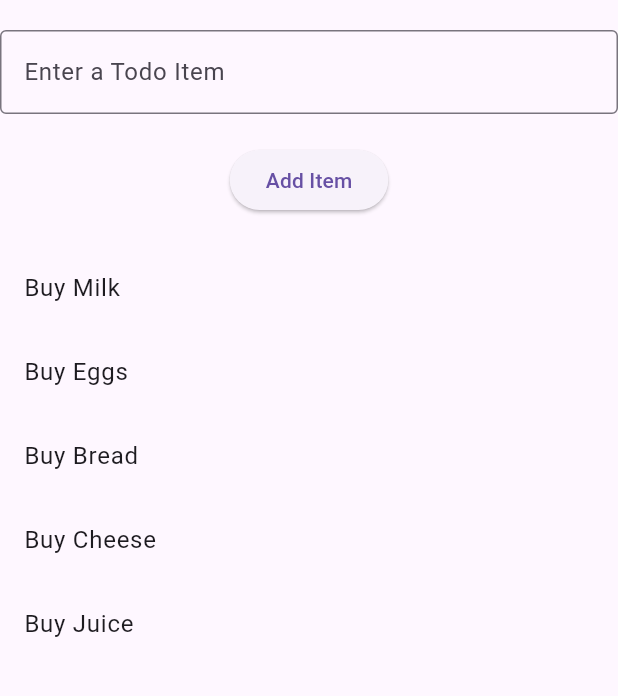
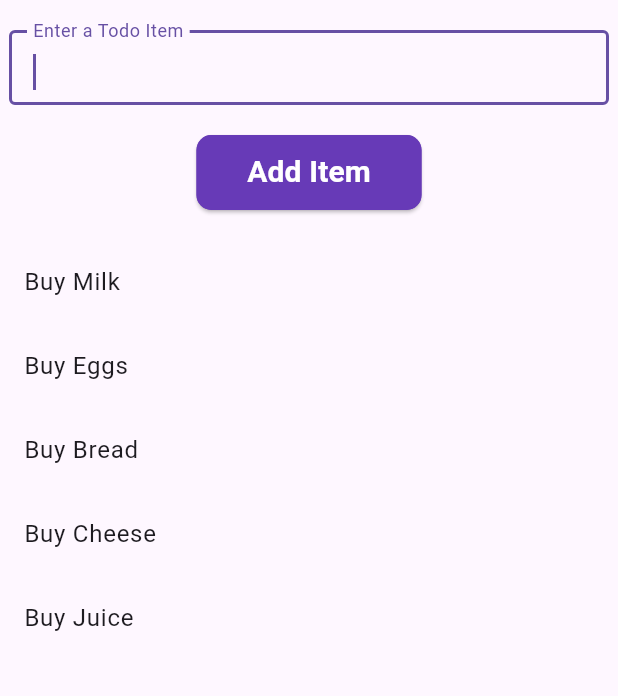
Before and after one commit to AakrishLama/ToDo_List, a Flutter app: the screen it shows after launch, after a tap on "Add Item", on a phone screen of 412 x 824 dp, the part 84-780 px from its top. Run offline on Flutter 3.47's test engine with Material 3 defaults, Android fonts, the phone set to English and light mode, and no system bars; our stand-ins replace google_fonts; Roboto replaces fonts that are missing (Rakkas).

Commit message:
onsubmitted key in text field to enable enter key

```diff
--- a/todo_list/lib/imput.dart
+++ b/todo_list/lib/imput.dart
@@ -3,17 +3,25 @@ import 'package:flutter/material.dart';
 class Input extends StatelessWidget {
   // controller for the text field
   final TextEditingController inputController;
+  // callback function to be called when the user submits the input
+  final VoidCallback? onSubmit;
 
-
-  const Input({super.key, required this.inputController});
+  const Input({super.key, required this.inputController, this.onSubmit});
 
   @override
   Widget build(BuildContext context) {
-    return TextField(
-      controller: inputController,
-      decoration: InputDecoration(
-        border: OutlineInputBorder(),
-        labelText: 'Enter a Todo Item',
+    return SizedBox(
+      width: 400,
+      height: 50,
+      child: TextField(
+        autofocus: true,
+        // height and width of the text field,
+        controller: inputController,
+        decoration: InputDecoration(
+          border: OutlineInputBorder(),
+          labelText: 'Enter a Todo Item',
+        ),
+        onSubmitted: (_) => onSubmit!(),
       ),
     );
   }
--- a/todo_list/lib/main.dart
+++ b/todo_list/lib/main.dart
@@ -19,21 +19,18 @@ class MyApp extends StatefulWidget {
   State<MyApp> createState() => _MyAppState();
 }
 
-
 class _MyAppState extends State<MyApp> {
-
   // text editing controller to get the input from the user
   final TextEditingController _controller = TextEditingController();
 
   void addItem() {
-    if(_controller.text.isNotEmpty){
+    if (_controller.text.trim().isNotEmpty) {
       setState(() {
-        todoList.add(_controller.text);
-        _controller.clear();      // to clear the input field after addition.
+        todoList.add(_controller.text.trim());
+        _controller.clear(); // to clear the input field after addition.
       });
     }
   }
-
 
   List<String> todoList = [
     "Buy Milk",
@@ -52,9 +49,7 @@ class _MyAppState extends State<MyApp> {
         appBar: AppBar(
           title: Text(
             "Add Item to the Todo List",
-            style: GoogleFonts.rakkas(
-              color: Color(0xFFFAFAFA),
-            ),
+            style: GoogleFonts.rakkas(color: Color(0xFFFAFAFA)),
           ),
           backgroundColor: Colors.deepPurple,
         ),
@@ -63,15 +58,32 @@ class _MyAppState extends State<MyApp> {
             mainAxisAlignment: MainAxisAlignment.start,
             children: [
               const SizedBox(height: 20),
-              Input(inputController: _controller),
+              //press enter to add item
+              Input(inputController: _controller, onSubmit: addItem),
 
               const SizedBox(height: 20),
-              // elevated button for press and press enter to add item.
-              ElevatedButton(onPressed: addItem, child: const Text("Add Item"),),
+              ElevatedButton(
+                onPressed: addItem,
+                style: ElevatedButton.styleFrom(
+                  minimumSize: Size(150, 50),
+                  backgroundColor: Colors.deepPurple,
+                  shape: RoundedRectangleBorder(
+                    borderRadius: BorderRadius.circular(10),
+                    side: const BorderSide(color: Colors.deepPurple),
+                  )
+                ),
+                child: const Text(
+                  "Add Item",
+                  style: TextStyle(color: Colors.white,
+                   fontSize: 20,
+                   fontWeight: FontWeight.bold),
+                ),
+              ),
 
               const SizedBox(height: 20),
-              Scrollablelist( todoList: todoList),
-            ])
+              Scrollablelist(todoList: todoList),
+            ],
+          ),
         ),
       ),
     );
--- a/todo_list/lib/scrollablelist.dart
+++ b/todo_list/lib/scrollablelist.dart
@@ -4,11 +4,11 @@ class Scrollablelist extends StatelessWidget {
   final List<String> todoList;
   // Constructor to accept the todoList
 
-  const Scrollablelist({required this.todoList});
+  const Scrollablelist({super.key, required this.todoList});
 
   @override
   Widget build(BuildContext context) {
-    return Container(
+    return SizedBox(
       height: 500,
       child: ListView.builder(
         itemCount: todoList.length,
```
